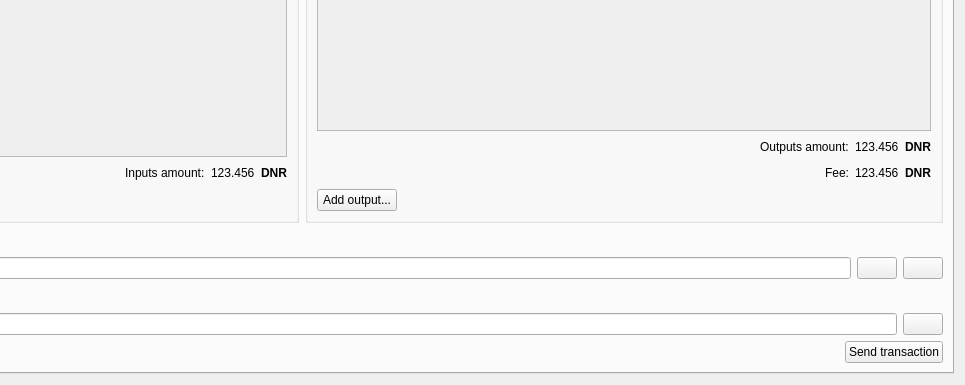
The window that src/qt/forms/multisigdialog.ui (metaspartan/denarius) describes before a commit, drawn with Qt 5; both pictures show x 362 to 1327 and y 210 to 595 of the 1327 by 595 pixel window.
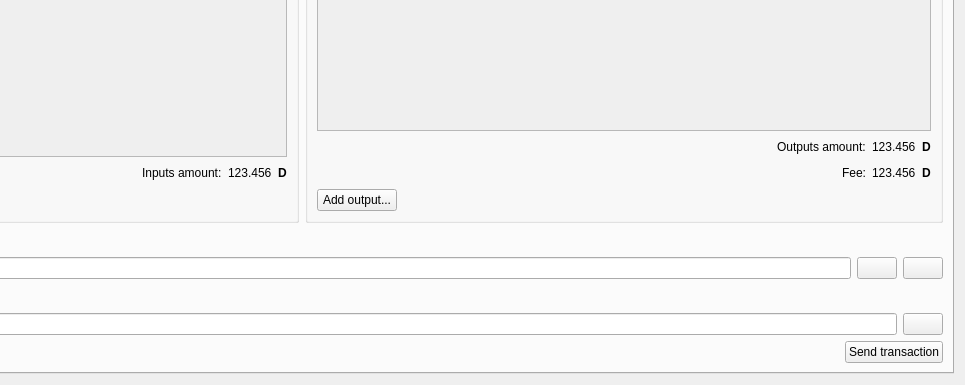
The same window after the commit. The open tabs and pages were chosen to show the change. Icons and pictures are not drawn.

Patch:
```diff
--- a/src/qt/forms/multisigdialog.ui
+++ b/src/qt/forms/multisigdialog.ui
@@ -399,7 +399,7 @@
                 <item>
                  <widget class="QLabel" name="label">
                   <property name="text">
-                   <string notr="true">&lt;strong&gt;DNR&lt;/strong&gt;</string>
+                   <string notr="true">&lt;strong&gt;D&lt;/strong&gt;</string>
                   </property>
                  </widget>
                 </item>
@@ -518,7 +518,7 @@
                 <item>
                  <widget class="QLabel" name="label_2">
                   <property name="text">
-                   <string notr="true">&lt;strong&gt;DNR&lt;/strong&gt;</string>
+                   <string notr="true">&lt;strong&gt;D&lt;/strong&gt;</string>
                   </property>
                  </widget>
                 </item>
@@ -556,7 +556,7 @@
                 <item>
                  <widget class="QLabel" name="label_3">
                   <property name="text">
-                   <string notr="true">&lt;strong&gt;DNR&lt;/strong&gt;</string>
+                   <string notr="true">&lt;strong&gt;D&lt;/strong&gt;</string>
                   </property>
                  </widget>
                 </item>
```
